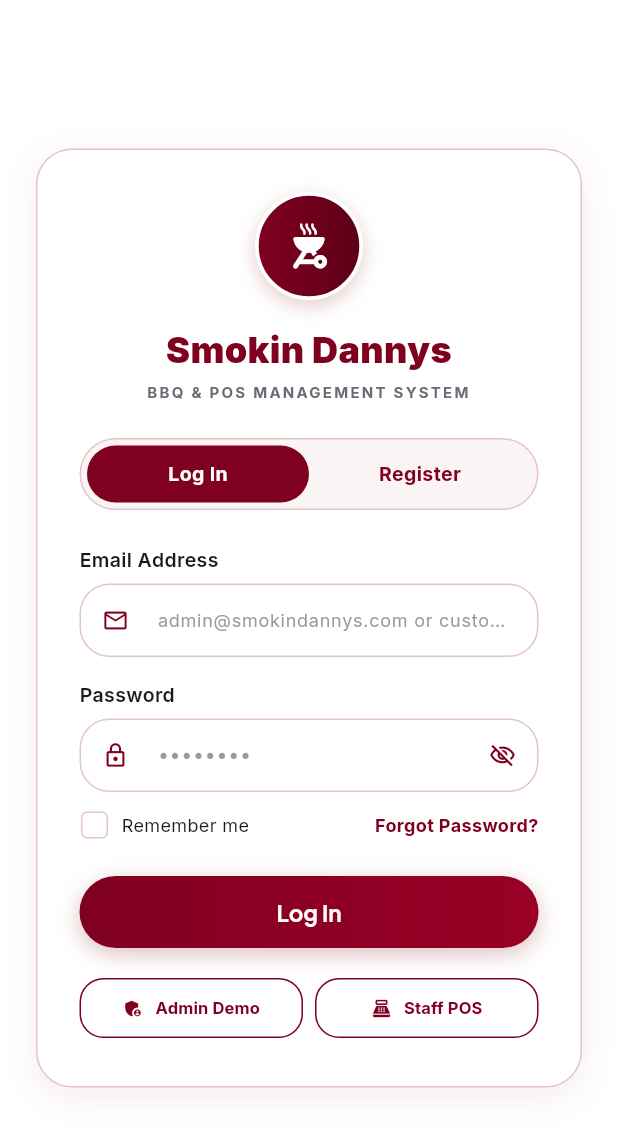
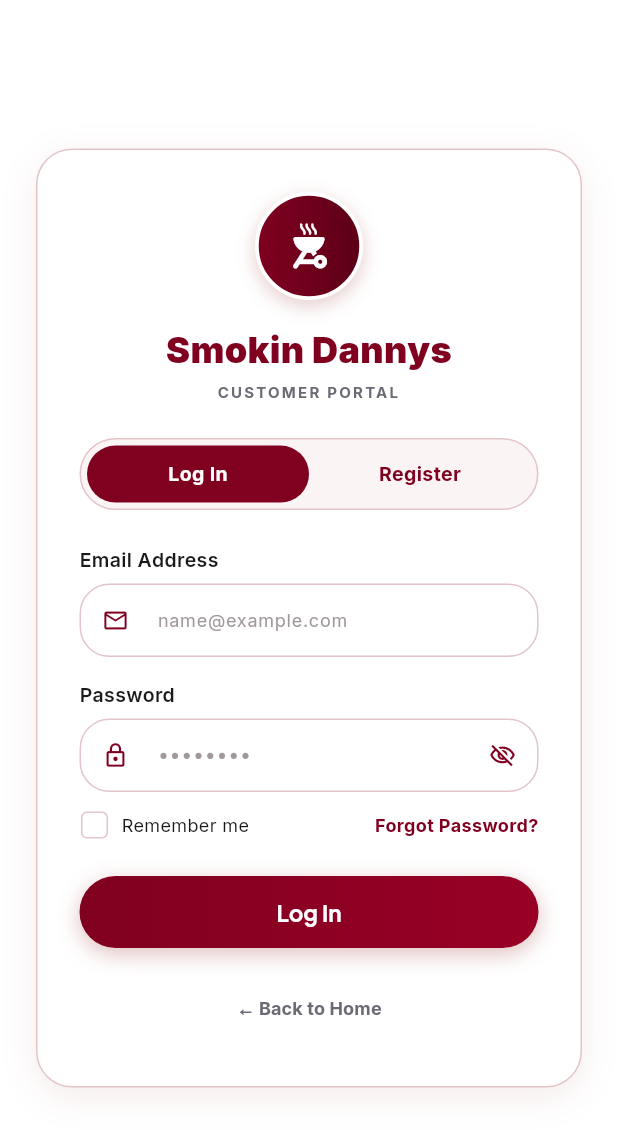
Before and after one commit to dariuscano27-art/smokindannys, a Flutter app: the LoginScreen screen opened by its route, on a phone screen of 412 x 824 dp. Shown: the top 1130 px of the screen. Run offline on Flutter 3.47's test engine with Material 3 defaults, Android fonts, the phone set to English and light mode, and no system bars; our stand-ins replace flutter_riverpod, go_router, google_fonts, supabase_flutter; accounts and stored records are empty.

Commit message:
Refine portal selection buttons, remove demo buttons, and ensure consistent maroon UI

```diff
--- /dev/null
+++ b/devtools_options.yaml
@@ -0,0 +1,3 @@
+description: This file stores settings for Dart & Flutter DevTools.
+documentation: https://docs.flutter.dev/tools/devtools/extensions#configure-extension-enablement-states
+extensions:
--- a/lib/features/auth/presentation/login_screen.dart
+++ b/lib/features/auth/presentation/login_screen.dart
@@ -31,7 +31,7 @@ class _LoginScreenState extends ConsumerState<LoginScreen> {
   final _signupPasswordController = TextEditingController();
   final _signupConfirmPasswordController = TextEditingController();
 
-  bool _obscureLoginPassword = true;
+  bool _obscurePassword = true;
   bool _obscureSignupPassword = true;
   bool _obscureConfirmPassword = true;
   bool _rememberMe = false;
@@ -192,22 +192,6 @@ class _LoginScreenState extends ConsumerState<LoginScreen> {
     }
   }
 
-  void _fillStaffDemo() {
-    setState(() {
-      _selectedTab = 0;
-      _loginEmailController.text = 'staff@smokindannys.com';
-      _loginPasswordController.text = 'Password123';
-    });
-  }
-
-  void _fillAdminDemo() {
-    setState(() {
-      _selectedTab = 0;
-      _loginEmailController.text = 'admin@smokindannys.com';
-      _loginPasswordController.text = 'Password123';
-    });
-  }
-
   @override
   Widget build(BuildContext context) {
     final authState = ref.watch(authControllerProvider);
@@ -278,7 +262,7 @@ class _LoginScreenState extends ConsumerState<LoginScreen> {
                       ),
                       const SizedBox(height: 4),
                       const Text(
-                        'BBQ & POS MANAGEMENT SYSTEM',
+                        'CUSTOMER PORTAL',
                         textAlign: TextAlign.center,
                         style: TextStyle(
                           fontSize: 10,
@@ -376,7 +360,7 @@ class _LoginScreenState extends ConsumerState<LoginScreen> {
           style: const TextStyle(color: AppTheme.darkText, fontSize: 14),
           decoration: InputDecoration(
             counterText: '',
-            hintText: 'admin@smokindannys.com or customer...',
+            hintText: 'name@example.com',
             hintStyle: const TextStyle(color: Color(0xFFA0989A), fontSize: 12),
             prefixIcon: const Icon(Icons.email_outlined, color: AppTheme.primaryMaroon, size: 18),
             filled: true,
@@ -397,7 +381,7 @@ class _LoginScreenState extends ConsumerState<LoginScreen> {
         const SizedBox(height: 6),
         TextFormField(
           controller: _loginPasswordController,
-          obscureText: _obscureLoginPassword,
+          obscureText: _obscurePassword,
           maxLength: 30,
           style: const TextStyle(color: AppTheme.darkText, fontSize: 14),
           decoration: InputDecoration(
@@ -406,8 +390,8 @@ class _LoginScreenState extends ConsumerState<LoginScreen> {
             hintStyle: const TextStyle(color: Color(0xFFA0989A), fontSize: 13),
             prefixIcon: const Icon(Icons.lock_outline, color: AppTheme.primaryMaroon, size: 18),
             suffixIcon: IconButton(
-              icon: Icon(_obscureLoginPassword ? Icons.visibility_off_outlined : Icons.visibility_outlined, color: AppTheme.primaryMaroon, size: 18),
-              onPressed: () => setState(() => _obscureLoginPassword = !_obscureLoginPassword),
+              icon: Icon(_obscurePassword ? Icons.visibility_off_outlined : Icons.visibility_outlined, color: AppTheme.primaryMaroon, size: 18),
+              onPressed: () => setState(() => _obscurePassword = !_obscurePassword),
             ),
             filled: true,
             fillColor: AppTheme.surface,
@@ -468,26 +452,11 @@ class _LoginScreenState extends ConsumerState<LoginScreen> {
           ),
         ),
         const SizedBox(height: 16),
-        Row(
-          children: [
-            Expanded(
-              child: OutlinedButton.icon(
-                onPressed: _fillAdminDemo,
-                icon: const Icon(Icons.admin_panel_settings, size: 14, color: AppTheme.primaryMaroon),
-                label: const Text('Admin Demo', style: TextStyle(color: AppTheme.primaryMaroon, fontSize: 11, fontWeight: FontWeight.bold)),
-                style: OutlinedButton.styleFrom(side: const BorderSide(color: AppTheme.primaryMaroon), shape: RoundedRectangleBorder(borderRadius: BorderRadius.circular(16)), padding: const EdgeInsets.symmetric(vertical: 8)),
-              ),
-            ),
-            const SizedBox(width: 8),
-            Expanded(
-              child: OutlinedButton.icon(
-                onPressed: _fillStaffDemo,
-                icon: const Icon(Icons.point_of_sale, size: 14, color: AppTheme.primaryMaroon),
-                label: const Text('Staff POS', style: TextStyle(color: AppTheme.primaryMaroon, fontSize: 11, fontWeight: FontWeight.bold)),
-                style: OutlinedButton.styleFrom(side: const BorderSide(color: AppTheme.primaryMaroon), shape: RoundedRectangleBorder(borderRadius: BorderRadius.circular(16)), padding: const EdgeInsets.symmetric(vertical: 8)),
-              ),
-            ),
-          ],
+        Center(
+          child: TextButton(
+            onPressed: () => context.go('/'),
+            child: const Text('← Back to Home', style: TextStyle(color: AppTheme.mutedText, fontSize: 12, fontWeight: FontWeight.bold)),
+          ),
         ),
       ],
     );
@@ -495,7 +464,7 @@ class _LoginScreenState extends ConsumerState<LoginScreen> {
 
   Widget _buildSignupForm(bool isLoading) {
     final nameFormatter = [FilteringTextInputFormatter.allow(RegExp(r'[a-zA-Z\s]'))];
-    final phoneFormatter = [FilteringTextInputFormatter.digitsOnly]; // numbers only
+    final phoneFormatter = [FilteringTextInputFormatter.digitsOnly];
 
     return Column(
       key: const ValueKey('signup_form'),
@@ -607,7 +576,6 @@ class _LoginScreenState extends ConsumerState<LoginScreen> {
           },
         ),
         const SizedBox(height: 4),
-        // Password Strength Meter Badge
         if (_passwordStrength.isNotEmpty)
           Row(
             children: [
@@ -691,6 +659,13 @@ class _LoginScreenState extends ConsumerState<LoginScreen> {
             child: isLoading ? const SizedBox(width: 22, height: 22, child: CircularProgressIndicator(color: Colors.white, strokeWidth: 2.5)) : const Text('Register Account', style: TextStyle(color: Colors.white, fontSize: 15, fontWeight: FontWeight.bold)),
           ),
         ),
+        const SizedBox(height: 12),
+        Center(
+          child: TextButton(
+            onPressed: () => context.go('/'),
+            child: const Text('← Back to Home', style: TextStyle(color: AppTheme.mutedText, fontSize: 12, fontWeight: FontWeight.bold)),
+          ),
+        ),
       ],
     );
   }
--- a/lib/features/landing/presentation/landing_screen.dart
+++ b/lib/features/landing/presentation/landing_screen.dart
@@ -74,14 +74,14 @@ class _LandingScreenState extends ConsumerState<LandingScreen> {
             mainAxisSize: MainAxisSize.min,
             crossAxisAlignment: CrossAxisAlignment.stretch,
             children: [
-              // 1. Customer Portal Button
+              // 1. Customer Portal Button (Just "Customer Portal")
               ElevatedButton.icon(
                 onPressed: () {
                   Navigator.pop(context);
                   context.push('/login');
                 },
                 icon: const Icon(Icons.person_outline, size: 18),
-                label: const Text('Customer Portal (Log In / Register)'),
+                label: const Text('Customer Portal'),
                 style: ElevatedButton.styleFrom(
                   backgroundColor: AppTheme.primaryMaroon,
                   foregroundColor: Colors.white,
@@ -92,7 +92,7 @@ class _LandingScreenState extends ConsumerState<LandingScreen> {
               ),
               const SizedBox(height: 12),
 
-              // 2. Admin Portal Button
+              // 2. Admin / Owner Portal Button -> Opens Admin/Owner login page (/admin/login)
               OutlinedButton.icon(
                 onPressed: () {
                   Navigator.pop(context);
@@ -109,11 +109,11 @@ class _LandingScreenState extends ConsumerState<LandingScreen> {
               ),
               const SizedBox(height: 12),
 
-              // 3. Staff / POS Portal Button
+              // 3. Staff / Cashier POS -> Opens Admin/Owner portal login for staff as well
               OutlinedButton.icon(
                 onPressed: () {
                   Navigator.pop(context);
-                  context.push('/login'); // or staff login
+                  context.push('/admin/login');
                 },
                 icon: const Icon(Icons.point_of_sale_outlined, size: 18, color: AppTheme.primaryMaroon),
                 label: const Text('Staff / Cashier POS', style: TextStyle(color: AppTheme.primaryMaroon)),
```
Also changed, not shown: 1 other file.
